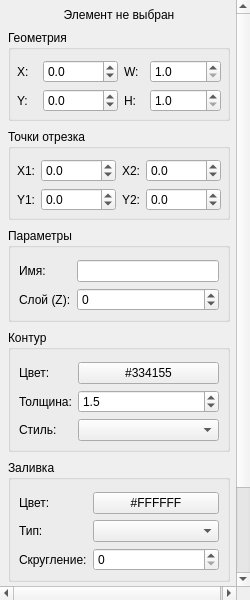
Krona-org/DrawFlow, file src/frames/elementpropertyframe.ui: the form before one commit.
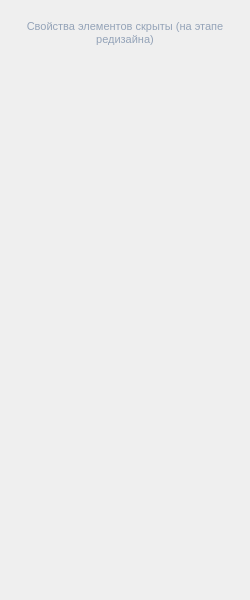
The form after the commit.

Commit message: Implement orthogonal line routing with obstacle avoidance, rectangle ports, multi-page scenes, and clean default canvas

What changed in the file:
```diff
--- a/src/frames/elementpropertyframe.ui
+++ b/src/frames/elementpropertyframe.ui
@@ -14,551 +14,48 @@
    <string>Свойства</string>
   </property>
   <widget class="QWidget" name="dockWidgetContents">
-   <layout class="QVBoxLayout" name="verticalLayoutRoot">
-    <property name="spacing">
-     <number>0</number>
-    </property>
+   <layout class="QVBoxLayout" name="mainLayout">
     <property name="leftMargin">
-     <number>0</number>
+     <number>12</number>
     </property>
     <property name="topMargin">
-     <number>0</number>
+     <number>20</number>
     </property>
     <property name="rightMargin">
-     <number>0</number>
+     <number>12</number>
     </property>
     <property name="bottomMargin">
-     <number>0</number>
+     <number>20</number>
     </property>
     <item>
-     <widget class="QScrollArea" name="scrollArea">
-      <property name="frameShape">
-       <enum>QFrame::NoFrame</enum>
+     <widget class="QLabel" name="placeholderLabel">
+      <property name="text">
+       <string>Свойства элементов скрыты (на этапе редизайна)</string>
       </property>
-      <property name="widgetResizable">
+      <property name="alignment">
+       <set>Qt::AlignCenter</set>
+      </property>
+      <property name="wordWrap">
        <bool>true</bool>
       </property>
-      <widget class="QWidget" name="contentWidget">
-       <property name="geometry">
-        <rect>
-         <x>0</x>
-         <y>0</y>
-         <width>250</width>
-         <height>600</height>
-        </rect>
-       </property>
-       <layout class="QVBoxLayout" name="mainLayout">
-        <property name="spacing">
-         <number>8</number>
-        </property>
-        <property name="leftMargin">
-         <number>8</number>
-        </property>
-        <property name="topMargin">
-         <number>8</number>
-        </property>
-        <property name="rightMargin">
-         <number>8</number>
-        </property>
-        <property name="bottomMargin">
-         <number>8</number>
-        </property>
-        <item>
-         <widget class="QLabel" name="noSelectionLabel">
-          <property name="text">
-           <string>Элемент не выбран</string>
-          </property>
-          <property name="alignment">
-           <set>Qt::AlignCenter</set>
-          </property>
-         </widget>
-        </item>
-        <item>
-         <widget class="QGroupBox" name="groupGeometry">
-          <property name="title">
-           <string>Геометрия</string>
-          </property>
-          <layout class="QGridLayout" name="gridLayoutGeometry">
-           <property name="horizontalSpacing">
-            <number>6</number>
-           </property>
-           <property name="verticalSpacing">
-            <number>6</number>
-           </property>
-           <property name="leftMargin">
-            <number>6</number>
-           </property>
-           <property name="topMargin">
-            <number>10</number>
-           </property>
-           <property name="rightMargin">
-            <number>6</number>
-           </property>
-           <property name="bottomMargin">
-            <number>6</number>
-           </property>
-           <item row="0" column="0">
-            <widget class="QLabel" name="labelX">
-             <property name="text">
-              <string>X:</string>
-             </property>
-            </widget>
-           </item>
-           <item row="0" column="1">
-            <widget class="QDoubleSpinBox" name="spinX">
-             <property name="decimals">
-              <number>1</number>
-             </property>
-             <property name="minimum">
-              <double>-50000.000000000000000</double>
-             </property>
-             <property name="maximum">
-              <double>50000.000000000000000</double>
-             </property>
-            </widget>
-           </item>
-           <item row="0" column="2">
-            <widget class="QLabel" name="labelWidth">
-             <property name="text">
-              <string>W:</string>
-             </property>
-             <property name="toolTip">
-              <string>Ширина</string>
-             </property>
-            </widget>
-           </item>
-           <item row="0" column="3">
-            <widget class="QDoubleSpinBox" name="spinWidth">
-             <property name="decimals">
-              <number>1</number>
-             </property>
-             <property name="minimum">
-              <double>1.000000000000000</double>
-             </property>
-             <property name="maximum">
-              <double>50000.000000000000000</double>
-             </property>
-            </widget>
-           </item>
-           <item row="1" column="0">
-            <widget class="QLabel" name="labelY">
-             <property name="text">
-              <string>Y:</string>
-             </property>
-            </widget>
-           </item>
-           <item row="1" column="1">
-            <widget class="QDoubleSpinBox" name="spinY">
-             <property name="decimals">
-              <number>1</number>
-             </property>
-             <property name="minimum">
-              <double>-50000.000000000000000</double>
-             </property>
-             <property name="maximum">
-              <double>50000.000000000000000</double>
-             </property>
-            </widget>
-           </item>
-           <item row="1" column="2">
-            <widget class="QLabel" name="labelHeight">
-             <property name="text">
-              <string>H:</string>
-             </property>
-             <property name="toolTip">
-              <string>Высота</string>
-             </property>
-            </widget>
-           </item>
-           <item row="1" column="3">
-            <widget class="QDoubleSpinBox" name="spinHeight">
-             <property name="decimals">
-              <number>1</number>
-             </property>
-             <property name="minimum">
-              <double>1.000000000000000</double>
-             </property>
-             <property name="maximum">
-              <double>50000.000000000000000</double>
-             </property>
-            </widget>
-           </item>
-          </layout>
-         </widget>
-        </item>
-        <item>
-         <widget class="QGroupBox" name="groupLinePoints">
-          <property name="title">
-           <string>Точки отрезка</string>
-          </property>
-          <layout class="QGridLayout" name="gridLayoutLinePoints">
-           <property name="horizontalSpacing">
-            <number>6</number>
-           </property>
-           <property name="verticalSpacing">
-            <number>6</number>
-           </property>
-           <property name="leftMargin">
-            <number>6</number>
-           </property>
-           <property name="topMargin">
-            <number>10</number>
-           </property>
-           <property name="rightMargin">
-            <number>6</number>
-           </property>
-           <property name="bottomMargin">
-            <number>6</number>
-           </property>
-           <item row="0" column="0">
-            <widget class="QLabel" name="labelX1">
-             <property name="text">
-              <string>X1:</string>
-             </property>
-            </widget>
-           </item>
-           <item row="0" column="1">
-            <widget class="QDoubleSpinBox" name="spinX1">
-             <property name="decimals">
-              <number>1</number>
-             </property>
-             <property name="minimum">
-              <double>-50000.000000000000000</double>
-             </property>
-             <property name="maximum">
-              <double>50000.000000000000000</double>
-             </property>
-            </widget>
-           </item>
-           <item row="0" column="2">
-            <widget class="QLabel" name="labelX2">
-             <property name="text">
-              <string>X2:</string>
-             </property>
-            </widget>
-           </item>
-           <item row="0" column="3">
-            <widget class="QDoubleSpinBox" name="spinX2">
-             <property name="decimals">
-              <number>1</number>
-             </property>
-             <property name="minimum">
-              <double>-50000.000000000000000</double>
-             </property>
-             <property name="maximum">
-              <double>50000.000000000000000</double>
-             </property>
-            </widget>
-           </item>
-           <item row="1" column="0">
-            <widget class="QLabel" name="labelY1">
-             <property name="text">
-              <string>Y1:</string>
-             </property>
-            </widget>
-           </item>
-           <item row="1" column="1">
-            <widget class="QDoubleSpinBox" name="spinY1">
-             <property name="decimals">
-              <number>1</number>
-             </property>
-             <property name="minimum">
-              <double>-50000.000000000000000</double>
-             </property>
-             <property name="maximum">
-              <double>50000.000000000000000</double>
-             </property>
-            </widget>
-           </item>
-           <item row="1" column="2">
-            <widget class="QLabel" name="labelY2">
-             <property name="text">
-              <string>Y2:</string>
-             </property>
-            </widget>
-           </item>
-           <item row="1" column="3">
-            <widget class="QDoubleSpinBox" name="spinY2">
-             <property name="decimals">
-              <number>1</number>
-             </property>
-             <property name="minimum">
-              <double>-50000.000000000000000</double>
-             </property>
-             <property name="maximum">
-              <double>50000.000000000000000</double>
-             </property>
-            </widget>
-           </item>
-          </layout>
-         </widget>
-        </item>
-        <item>
-         <widget class="QGroupBox" name="groupGeneral">
-          <property name="title">
-           <string>Параметры</string>
-          </property>
-          <layout class="QFormLayout" name="formLayoutGeneral">
-           <property name="horizontalSpacing">
-            <number>6</number>
-           </property>
-           <property name="verticalSpacing">
-            <number>6</number>
-           </property>
-           <property name="leftMargin">
-            <number>8</number>
-           </property>
-           <property name="topMargin">
-            <number>12</number>
-           </property>
-           <property name="rightMargin">
-            <number>8</number>
-           </property>
-           <property name="bottomMargin">
-            <number>8</number>
-           </property>
-           <item row="0" column="0">
-            <widget class="QLabel" name="labelName">
-             <property name="text">
-              <string>Имя:</string>
-             </property>
-            </widget>
-           </item>
-           <item row="0" column="1">
-            <widget class="QLineEdit" name="editName"/>
-           </item>
-           <item row="1" column="0">
-            <widget class="QLabel" name="labelZValue">
-             <property name="text">
-              <string>Слой (Z):</string>
-             </property>
-            </widget>
-           </item>
-           <item row="1" column="1">
-            <widget class="QDoubleSpinBox" name="spinZValue">
-             <property name="decimals">
-              <number>0</number>
-             </property>
-             <property name="minimum">
-              <double>-1000.000000000000000</double>
-             </property>
-             <property name="maximum">
-              <double>1000.000000000000000</double>
-             </property>
-            </widget>
-           </item>
-          </layout>
-         </widget>
-        </item>
-        <item>
-         <widget class="QGroupBox" name="groupBorder">
-          <property name="title">
-           <string>Контур</string>
-          </property>
-          <layout class="QFormLayout" name="formLayoutBorder">
-           <property name="horizontalSpacing">
-            <number>6</number>
-           </property>
-           <property name="verticalSpacing">
-            <number>6</number>
-           </property>
-           <property name="leftMargin">
-            <number>8</number>
-           </property>
-           <property name="topMargin">
-            <number>12</number>
-           </property>
-           <property name="rightMargin">
-            <number>8</number>
-           </property>
-           <property name="bottomMargin">
-            <number>8</number>
-           </property>
-           <item row="0" column="0">
-            <widget class="QLabel" name="labelBorderColor">
-             <property name="text">
-              <string>Цвет:</string>
-             </property>
-            </widget>
-           </item>
-           <item row="0" column="1">
-            <widget class="QPushButton" name="btnBorderColor">
-             <property name="text">
-              <string>#334155</string>
-             </property>
-            </widget>
-           </item>
-           <item row="1" column="0">
-            <widget class="QLabel" name="labelBorderWidth">
-             <property name="text">
-              <string>Толщина:</string>
-             </property>
-            </widget>
-           </item>
-           <item row="1" column="1">
-            <widget class="QDoubleSpinBox" name="spinBorderWidth">
-             <property name="decimals">
-              <number>1</number>
-             </property>
-             <property name="minimum">
-              <double>0.500000000000000</double>
-             </property>
-             <property name="maximum">
-              <double>50.000000000000000</double>
-             </property>
-             <property name="singleStep">
-              <double>0.500000000000000</double>
-             </property>
-             <property name="value">
-              <double>1.500000000000000</double>
-             </property>
-            </widget>
-           </item>
-           <item row="2" column="0">
-            <widget class="QLabel" name="labelBorderStyle">
-             <property name="text">
-              <string>Стиль:</string>
-             </property>
-            </widget>
-           </item>
-           <item row="2" column="1">
-            <widget class="QComboBox" name="comboBorderStyle"/>
-           </item>
-          </layout>
-         </widget>
-        </item>
-        <item>
-         <widget class="QGroupBox" name="groupFill">
-          <property name="title">
-           <string>Заливка</string>
-          </property>
-          <layout class="QFormLayout" name="formLayoutFill">
-           <property name="horizontalSpacing">
-            <number>6</number>
-           </property>
-           <property name="verticalSpacing">
-            <number>6</number>
-           </property>
-           <property name="leftMargin">
-            <number>8</number>
-           </property>
-           <property name="topMargin">
-            <number>12</number>
-           </property>
-           <property name="rightMargin">
-            <number>8</number>
-           </property>
-           <property name="bottomMargin">
-            <number>8</number>
-           </property>
-           <item row="0" column="0">
-            <widget class="QLabel" name="labelFillColor">
-             <property name="text">
-              <string>Цвет:</string>
-             </property>
-            </widget>
-           </item>
-           <item row="0" column="1">
-            <widget class="QPushButton" name="btnFillColor">
-             <property name="text">
-              <string>#FFFFFF</string>
-             </property>
-            </widget>
-           </item>
-           <item row="1" column="0">
-            <widget class="QLabel" name="labelFillStyle">
-             <property name="text">
-              <string>Тип:</string>
-             </property>
-            </widget>
-           </item>
-           <item row="1" column="1">
-            <widget class="QComboBox" name="comboFillStyle"/>
-           </item>
-           <item row="2" column="0">
-            <widget class="QLabel" name="labelRounding">
-             <property name="text">
-              <string>Скругление:</string>
-             </property>
-            </widget>
-           </item>
-           <item row="2" column="1">
-            <widget class="QDoubleSpinBox" name="spinRounding">
-             <property name="decimals">
-              <number>0</number>
-             </property>
-             <property name="maximum">
-              <double>100.000000000000000</double>
-             </property>
-            </widget>
-           </item>
-          </layout>
-         </widget>
-        </item>
-        <item>
-         <widget class="QGroupBox" name="groupMarkers">
-          <property name="title">
-           <string>Маркеры</string>
-          </property>
-          <layout class="QFormLayout" name="formLayoutMarkers">
-           <property name="horizontalSpacing">
-            <number>6</number>
-           </property>
-           <property name="verticalSpacing">
-            <number>6</number>
-           </property>
-           <property name="leftMargin">
-            <number>8</number>
-           </property>
-           <property name="topMargin">
-            <number>12</number>
-           </property>
-           <property name="rightMargin">
-            <number>8</number>
-           </property>
-           <property name="bottomMargin">
-            <number>8</number>
-           </property>
-           <item row="0" column="0">
-            <widget class="QLabel" name="labelBeginMarker">
-             <property name="text">
-              <string>Начало:</string>
-             </property>
-            </widget>
-           </item>
-           <item row="0" column="1">
-            <widget class="QComboBox" name="comboBeginMarker"/>
-           </item>
-           <item row="1" column="0">
-            <widget class="QLabel" name="labelEndMarker">
-             <property name="text">
-              <string>Конец:</string>
-             </property>
-            </widget>
-           </item>
-           <item row="1" column="1">
-            <widget class="QComboBox" name="comboEndMarker"/>
-           </item>
-          </layout>
-         </widget>
-        </item>
-        <item>
-         <spacer name="verticalSpacer">
-          <property name="orientation">
-           <enum>Qt::Vertical</enum>
-          </property>
-          <property name="sizeHint" stdset="0">
-           <size>
-            <width>20</width>
-            <height>40</height>
-           </size>
-          </property>
-         </spacer>
-        </item>
-       </layout>
-      </widget>
+      <property name="styleSheet">
+       <string>color: #94a3b8; font-size: 11px;</string>
+      </property>
      </widget>
     </item>
+    <item>
+     <spacer name="verticalSpacer">
+      <property name="orientation">
+       <enum>Qt::Vertical</enum>
+      </property>
+      <property name="sizeHint" stdset="0">
+       <size>
+        <width>20</width>
+        <height>40</height>
+       </size>
+      </property>
+     </spacer>
+    </item>
    </layout>
   </widget>
  </widget>
```
Left out of the diff: 1 changed line with no effect on the pictures. The commit also changes 20 other files.
